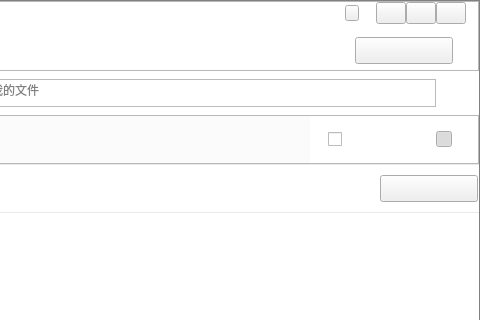
Qt form src/NetDisk/mainwidget.ui (birdman1992/NetDisk) before a commit; both pictures show x 480 to 960 and y 0 to 320 of the 960 by 648 pixel window.
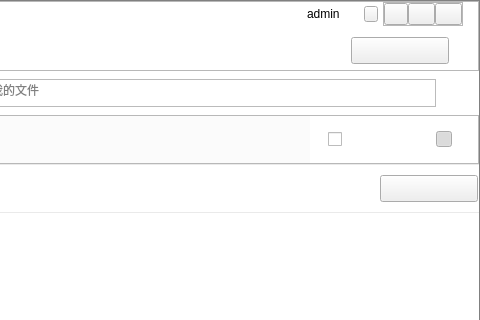
The same form after that commit. Icons and pictures are not drawn.

Diff of the .ui file:
```diff
--- a/src/NetDisk/mainwidget.ui
+++ b/src/NetDisk/mainwidget.ui
@@ -163,13 +163,16 @@
            <number>0</number>
           </property>
           <item>
-           <layout class="QHBoxLayout" name="horizontalLayout" stretch="0,0,0,0,0,0,0,0,0">
+           <layout class="QHBoxLayout" name="horizontalLayout" stretch="0,0,0,0,0">
             <property name="spacing">
-             <number>0</number>
+             <number>5</number>
             </property>
             <property name="sizeConstraint">
              <enum>QLayout::SetDefaultConstraint</enum>
             </property>
+            <property name="rightMargin">
+             <number>15</number>
+            </property>
             <item>
              <spacer name="horizontalSpacer_15">
               <property name="orientation">
@@ -186,6 +189,19 @@
               </property>
              </spacer>
             </item>
+            <item>
+             <widget class="QLabel" name="userinfo">
+              <property name="sizePolicy">
+               <sizepolicy hsizetype="Fixed" vsizetype="Fixed">
+                <horstretch>0</horstretch>
+                <verstretch>0</verstretch>
+               </sizepolicy>
+              </property>
+              <property name="text">
+               <string>admin</string>
+              </property>
+             </widget>
+            </item>
             <item>
              <widget class="QComboBox" name="menu">
               <property name="sizePolicy">
@@ -215,22 +231,6 @@
               </property>
              </widget>
             </item>
-            <item>
-             <spacer name="horizontalSpacer_8">
-              <property name="orientation">
-               <enum>Qt::Horizontal</enum>
-              </property>
-              <property name="sizeType">
-               <enum>QSizePolicy::Fixed</enum>
-              </property>
-              <property name="sizeHint" stdset="0">
-               <size>
-                <width>13</width>
-                <height>20</height>
-               </size>
-              </property>
-             </spacer>
-            </item>
             <item>
              <widget class="QPushButton" name="warn">
               <property name="sizePolicy">
@@ -254,21 +254,41 @@
              </widget>
             </item>
             <item>
-             <spacer name="horizontalSpacer_6">
-              <property name="orientation">
-               <enum>Qt::Horizontal</enum>
+             <widget class="QFrame" name="frame_3">
+              <property name="sizePolicy">
+               <sizepolicy hsizetype="Fixed" vsizetype="Fixed">
+                <horstretch>0</horstretch>
+                <verstretch>0</verstretch>
+               </sizepolicy>
               </property>
-              <property name="sizeType">
-               <enum>QSizePolicy::Fixed</enum>
-              </property>
-              <property name="sizeHint" stdset="0">
+              <property name="minimumSize">
                <size>
-                <width>17</width>
-                <height>20</height>
+                <width>80</width>
+                <height>24</height>
                </size>
               </property>
-             </spacer>
-            </item>
+              <property name="frameShape">
+               <enum>QFrame::StyledPanel</enum>
+              </property>
+              <property name="frameShadow">
+               <enum>QFrame::Raised</enum>
+              </property>
+              <layout class="QHBoxLayout" name="horizontalLayout_9">
+               <property name="spacing">
+                <number>0</number>
+               </property>
+               <property name="leftMargin">
+                <number>0</number>
+               </property>
+               <property name="topMargin">
+                <number>0</number>
+               </property>
+               <property name="rightMargin">
+                <number>0</number>
+               </property>
+               <property name="bottomMargin">
+                <number>0</number>
+               </property>
             <item>
              <widget class="QPushButton" name="wMin">
               <property name="sizePolicy">
@@ -277,6 +297,12 @@
                 <verstretch>0</verstretch>
                </sizepolicy>
               </property>
+                 <property name="minimumSize">
+                  <size>
+                   <width>24</width>
+                   <height>22</height>
+                  </size>
+                 </property>
               <property name="maximumSize">
                <size>
                 <width>30</width>
@@ -359,21 +385,8 @@
               </property>
              </widget>
             </item>
-            <item>
-             <spacer name="horizontalSpacer_7">
-              <property name="orientation">
-               <enum>Qt::Horizontal</enum>
-              </property>
-              <property name="sizeType">
-               <enum>QSizePolicy::Fixed</enum>
-              </property>
-              <property name="sizeHint" stdset="0">
-               <size>
-                <width>12</width>
-                <height>20</height>
-               </size>
-              </property>
-             </spacer>
+              </layout>
+             </widget>
             </item>
            </layout>
           </item>
```
Lines whose indentation alone changed are shown as unchanged.
